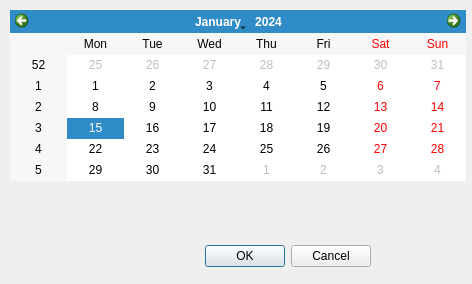
Before: the Qt Designer form calender.ui in kieranmckenzie/teamworking_key_management_app, drawn with Qt 5.
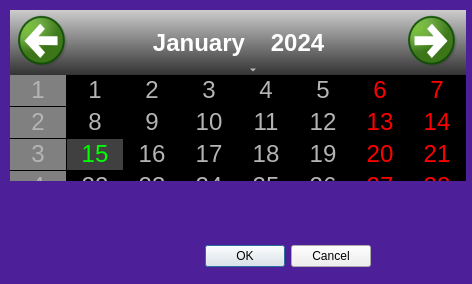
After: the same form once the commit is applied.

Diff of the .ui file:
```diff
--- a/calender.ui
+++ b/calender.ui
@@ -11,7 +11,60 @@
    </rect>
   </property>
   <property name="windowTitle">
-   <string>Dialog</string>
+   <string>Calendar</string>
+  </property>
+  <property name="styleSheet">
+   <string notr="true">QDialog{
+	background-color: #4D1F99;
+}
+/* navigation bar */
+QCalendarWidget QWidget#qt_calendar_navigationbar { 
+background-color: qlineargradient(x1:0, y1:0, x2:0, y2:1, stop: 0 #cccccc, stop: 1 #333333); 
+}
+QCalendarWidget QToolButton {
+	/*height: 60px;
+	width: 150px;
+*/
+	color: white;
+	font-size: 24px;
+	icon-size: 56px, 56px;
+	background-color: qlineargradient(x1:0, y1:0, x2:0, y2:1, stop: 0 #cccccc, stop: 1 #333333);
+}
+QCalendarWidget QMenu {
+	width: 150px;
+	left: 20px;
+	color: white;
+	font-size: 18px;
+	background-color: rgb(100, 100, 100);
+}
+QCalendarWidget QSpinBox { 
+	width: 150px; 
+	font-size:24px; 
+	color: white; 
+	background-color: qlineargradient(x1:0, y1:0, x2:0, y2:1, stop: 0 #cccccc, stop: 1 #333333); 
+	selection-background-color: rgb(136, 136, 136);
+	selection-color: rgb(255, 255, 255);
+}
+QCalendarWidget QSpinBox::up-button { subcontrol-origin: border;  subcontrol-position: top right;  width:65px; }
+QCalendarWidget QSpinBox::down-button {subcontrol-origin: border; subcontrol-position: bottom right;  width:65px;}
+QCalendarWidget QSpinBox::up-arrow { width:56px;  height:56px; }
+QCalendarWidget QSpinBox::down-arrow { width:56px;  height:56px; }
+ 
+/* header row */
+QCalendarWidget QWidget { alternate-background-color: rgb(128, 128, 128); }
+ 
+/* normal days */
+QCalendarWidget QAbstractItemView:enabled 
+{
+	font-size:24px;  
+	color: rgb(180, 180, 180);  
+	background-color: black;  
+	selection-background-color: rgb(64, 64, 64); 
+	selection-color: rgb(0, 255, 0); 
+}
+ 
+/* days in other months */
+QCalendarWidget QAbstractItemView:disabled { color: rgb(64, 64, 64); }</string>
   </property>
   <widget class="QDialogButtonBox" name="buttonBox">
    <property name="geometry">
@@ -38,6 +91,12 @@
      <height>171</height>
     </rect>
    </property>
+   <property name="autoFillBackground">
+    <bool>true</bool>
+   </property>
+   <property name="gridVisible">
+    <bool>true</bool>
+   </property>
   </widget>
  </widget>
  <resources/>
```
